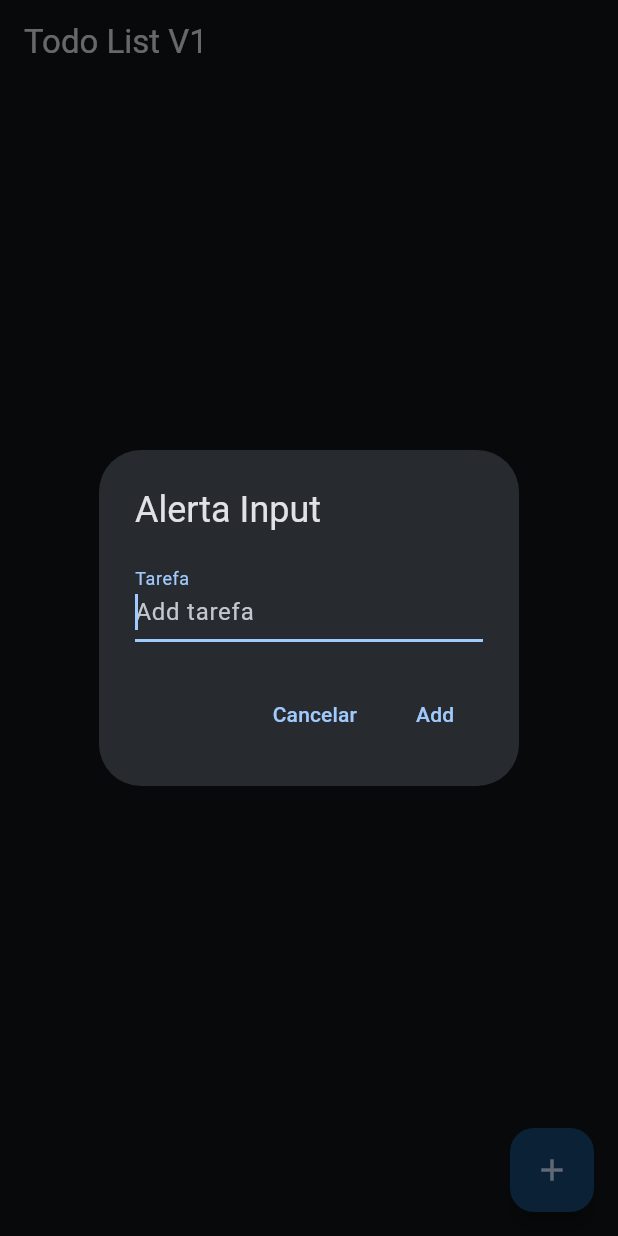
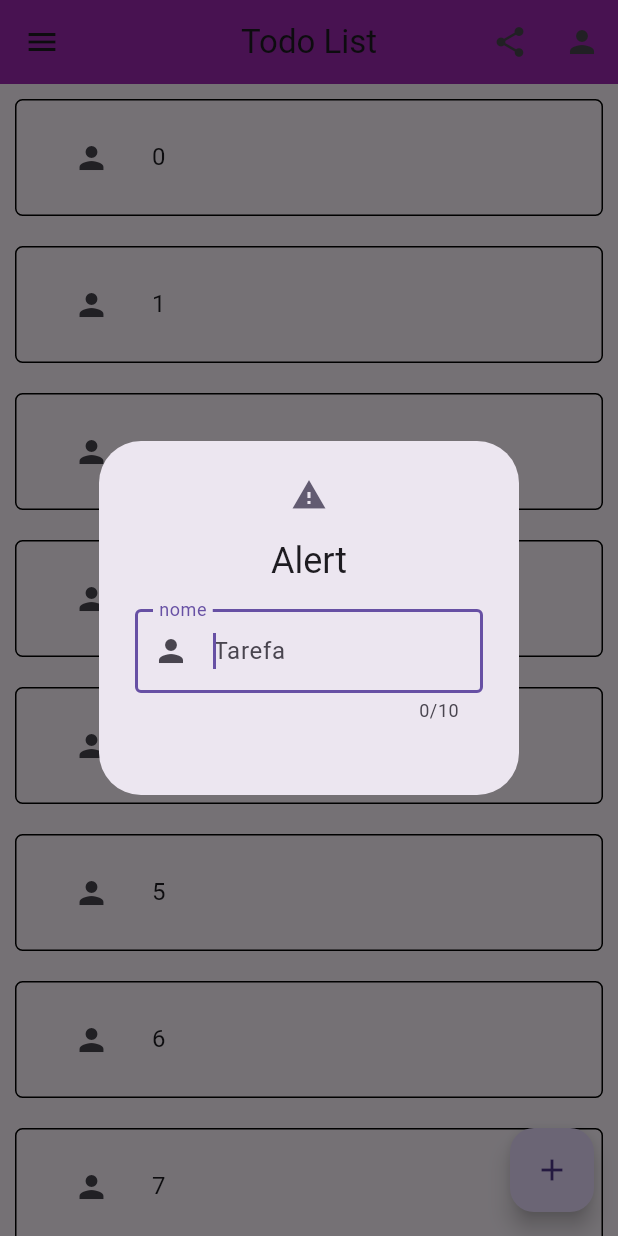
Before and after one commit to cads-cads/todo_app, a Flutter app: the screen it shows after launch, after a tap on the "add" icon, on a phone screen of 412 x 824 dp. Run offline on Flutter 3.47's test engine with Material 3 defaults, Android fonts, the phone set to English and light mode, and no system bars.

Commit message:
flutter list

```diff
--- a/lib/main.dart
+++ b/lib/main.dart
@@ -1,121 +1,110 @@
-import 'package:flutter/foundation.dart';
 import 'package:flutter/material.dart';
 
-void main() => runApp(const TarefaApp());
+void main() => runApp(const App());
 
-class TarefaApp extends StatelessWidget {
-  const TarefaApp({super.key});
+class App extends StatelessWidget {
+  const App({super.key});
 
   @override
   Widget build(BuildContext context) {
     return MaterialApp(
       debugShowCheckedModeBanner: false,
-      theme: ThemeData(
-        useMaterial3: true,
-        colorScheme: ColorScheme.fromSeed(
-          seedColor: Colors.blue,
-          brightness: Brightness.dark,
-        ),
-      ),
-      //themeMode: ThemeMode.system,
-
       home: TelaTarefa(),
-    );
+    ); //MaterialApp
   }
 }
 
+class Tarefa {
+  String nome;
+  bool concluida;
+
+  Tarefa({required this.nome, this.concluida = false});
+}
+
+// => TelaTarefa
 class TelaTarefa extends StatefulWidget {
   const TelaTarefa({super.key});
+
   @override
   State<TelaTarefa> createState() => _TelaTarefaState();
 }
 
+// => _TelaTarefaState
 class _TelaTarefaState extends State<TelaTarefa> {
-  final List<String> lista = [];
-  final controllerInout = TextEditingController();
-
-  void limpaInput() {
-    controllerInout.clear();
-  }
-
-  void alerta({required BuildContext context, required String message}) {
-    ScaffoldMessenger.of(
-      context,
-    ).showSnackBar(const SnackBar(content: Text("Error")));
-  }
-
-  @override
-  void dispose() {
-    controllerInout.dispose();
-    super.dispose();
-  }
-
-  //const TelaTarefa({super.key});
   @override
   Widget build(BuildContext context) {
+    final controllerInut = TextEditingController();
+    final List<String> lista = [];
+    bool ok = false;
     return Scaffold(
-      appBar: AppBar(title: const Text("Todo List V1")),
-      body: ListView.builder(
-        itemCount: lista.length,
-        itemBuilder: (context, index) {
-          return ListTile(
-            title: Text(lista[index]),
-            leading: const Icon(Icons.check_box_outlined),
-            trailing: IconButton(
-              onPressed: () {
-                setState(() {
-                  lista.removeAt(index);
-                });
-              },
-              icon: Icon(Icons.delete),
-            ),
-          );
-        },
-      ),
+      appBar: AppBar(
+        backgroundColor: Colors.purple,
+        title: const Text("Todo List"),
+        leading: IconButton(onPressed: () {}, icon: const Icon(Icons.menu)),
+        centerTitle: true,
+        actions: [
+          IconButton(
+            onPressed: () {},
+            icon: const Icon(Icons.share),
+          ), //IconButton
+          IconButton(
+            onPressed: () {},
+            icon: const Icon(Icons.person),
+          ), //IconButton
+        ], //actions[]
+      ), //AppBar
+
       floatingActionButton: FloatingActionButton(
         onPressed: () {
           showDialog(
             context: context,
             builder: (context) {
               return AlertDialog(
-                title: const Text("Alerta Input"),
+                icon: Icon(Icons.warning),
+                title: const Text("Alert"),
                 content: TextField(
-                  controller: controllerInout,
+                  controller: controllerInut,
                   autofocus: true,
+                  maxLength: 10,
                   decoration: InputDecoration(
-                    labelText: "Tarefa",
-                    hintText: "Add tarefa",
-                  ),
-                ),
-                actions: [
-                  TextButton(
-                    onPressed: () {
-                      Navigator.pop(context);
-                      controllerInout.clear();
-                    },
-                    child: const Text("Cancelar"),
-                  ),
-                  TextButton(
-                    onPressed: () {
-                      final campo = controllerInout.text;
-                      if (campo.isNotEmpty) {
-                        setState(() {
-                          lista.add(campo);
-                        });
-                        limpaInput();
-                        Navigator.pop(context);
-                      }
-                      alerta(context: context, message: "Error");
-                    },
-                    child: const Text("Add"),
-                  ),
-                ],
-              );
+                    hintText: "Tarefa",
+                    labelText: "nome",
+                    prefixIcon: const Icon(Icons.person),
+                    border: OutlineInputBorder(),
+                  ), //InputDecoration
+                ), //TextField
+                actions: [], //actions[]
+              ); //AlertDialog
             },
           );
         },
-        child: Icon(Icons.add),
-      ),
-    );
+        child: const Icon(Icons.add),
+      ), //FloatingActionButton
+      body: ListView.builder(
+        itemCount: 10,
+        itemBuilder: (context, index) {
+          return Container(
+            padding: EdgeInsets.all(10),
+            margin: EdgeInsets.all(10),
+            decoration: BoxDecoration(
+              border: Border.all(color: Colors.black, width: 1),
+              color: Colors.transparent,
+              borderRadius: BorderRadius.circular(5),
+            ), //BoxDecoration
+            child: ListTile(
+              leading: IconButton(
+                onPressed: () {
+                  setState(() {
+                    ok = !ok;
+                  });
+                },
+                icon: Icon(ok ? Icons.check_box_outlined : Icons.person),
+              ),
+              title: Text(index.toString()),
+            ), //ListTile
+          ); //Container
+        },
+      ), //ListView
+    ); //Scaffold
   }
 }
--- /dev/null
+++ b/lib/utils/func_todo_list.dart
@@ -0,0 +1,5 @@
+import 'package:flutter/material.dart';
+
+void limpa(TextEditingController input) {
+  input.clear();
+}
```
Also changed, not shown: 1 other file.
